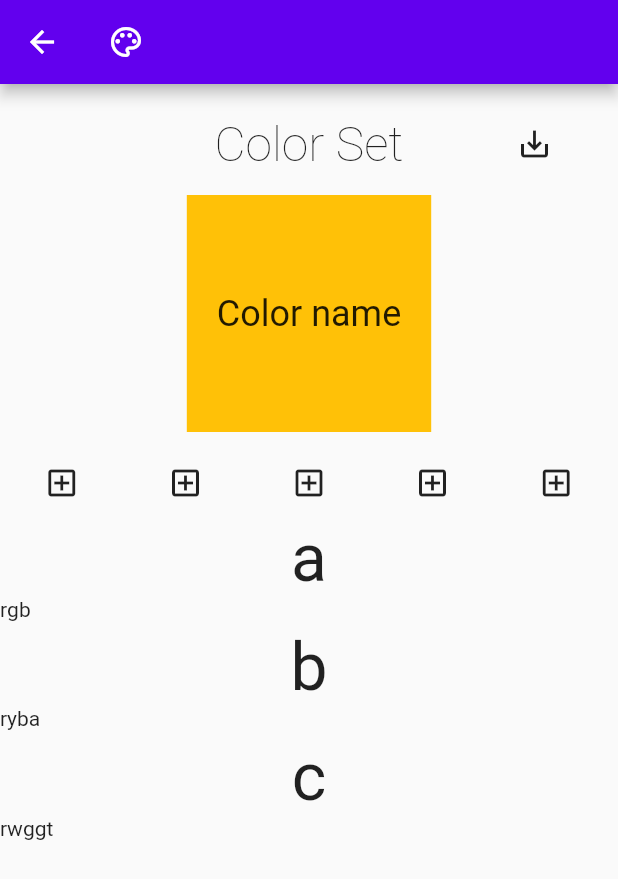
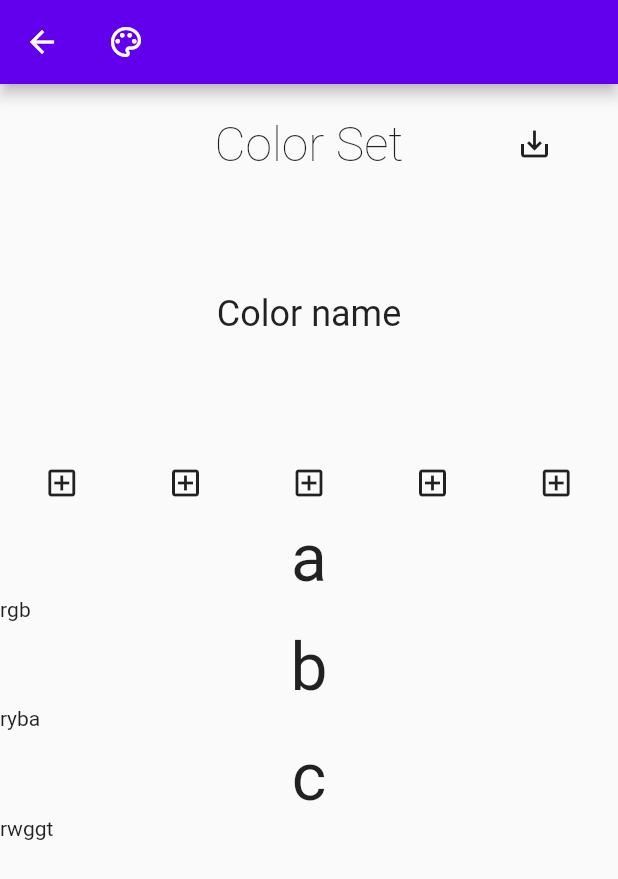
Before and after one commit to foundaway98/flutter_colorehu, a Flutter app: the ColorSuggestScreen screen opened directly, on a phone screen of 412 x 824 dp. Shown: the top 879 px of the screen. Run offline on Flutter 3.47's test engine with Material 2 defaults, Android fonts, the phone set to English and light mode, and no system bars; our stand-ins replace camera, google_sign_in, image_picker; missing offline and left inert: camera_filters, colornames, cyclop, sign_button.

Commit message:
const 추가, color_suggest_screen에서 색 정보 있을 때 배경색 추가

```diff
--- a/lib/screens/color_suggest_screen.dart
+++ b/lib/screens/color_suggest_screen.dart
@@ -1,10 +1,7 @@
 import 'package:flutter/material.dart';
 
 class ColorSuggestScreen extends StatefulWidget {
-  const ColorSuggestScreen({
-    super.key,
-    required this.color
-  });
+  const ColorSuggestScreen({super.key, required this.color});
 
   final String color;
   @override
@@ -50,7 +47,13 @@ class _ColorSuggestScreenState extends State<ColorSuggestScreen> {
             Flexible(
               flex: 1,
               child: Container(
-                decoration: const BoxDecoration(color: Colors.amber),
+                decoration: widget.color == ''
+                    ? const BoxDecoration()
+                    : BoxDecoration(
+                        color: Color(
+                          int.parse(widget.color, radix: 16),
+                        ),
+                      ),
                 margin:
                     const EdgeInsets.symmetric(vertical: 10, horizontal: 50),
                 padding:
```
Also changed, not shown: lib/screens/camera_screen.dart (+8 -6 lines).
